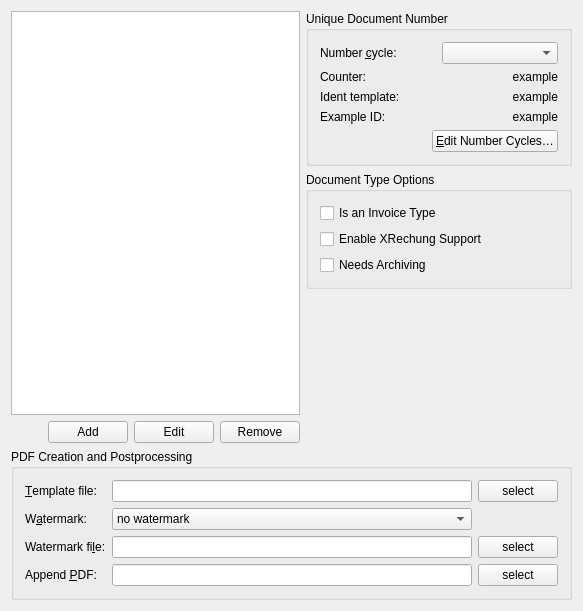
Old version of the form src/doctypeeditbase.ui in the repository dragotin/kraft.
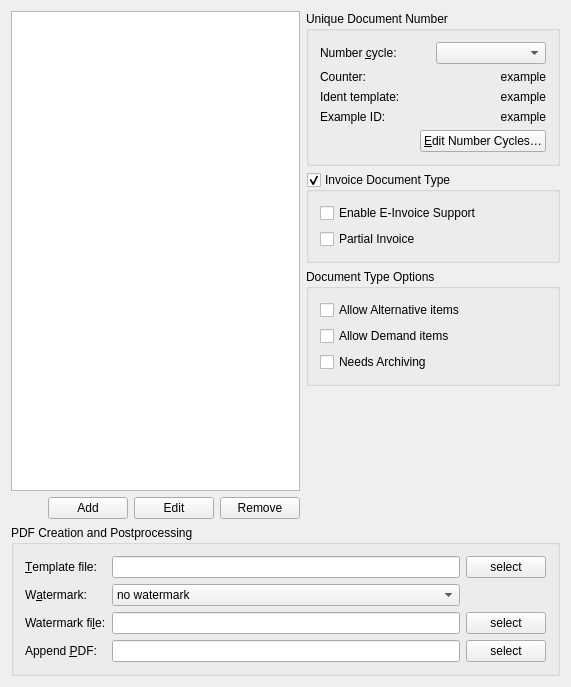
New version of the form.

Commit message: More doc type flags in the edit dialog

Patch:
```diff
--- a/src/doctypeeditbase.ui
+++ b/src/doctypeeditbase.ui
@@ -6,12 +6,12 @@
    <rect>
     <x>0</x>
     <y>0</y>
-    <width>583</width>
-    <height>611</height>
+    <width>571</width>
+    <height>687</height>
    </rect>
   </property>
   <layout class="QGridLayout" name="gridLayout_2">
-   <item row="0" column="0" rowspan="3">
+   <item row="0" column="0" rowspan="4">
     <layout class="QVBoxLayout">
      <property name="leftMargin">
       <number>0</number>
@@ -212,36 +212,29 @@
    <item row="1" column="1">
     <widget class="QGroupBox" name="groupBox2_3">
      <property name="title">
-      <string>Document Type Options</string>
+      <string>Invoice Document Type</string>
+     </property>
+     <property name="checkable">
+      <bool>true</bool>
      </property>
      <layout class="QGridLayout" name="_2">
       <item row="0" column="0">
-       <widget class="QCheckBox" name="mCbIsInvoice">
-        <property name="toolTip">
-         <string>&lt;html&gt;&lt;head/&gt;&lt;body&gt;&lt;p&gt;An invoice document type has special properties, for example e-invoice support.&lt;/p&gt;&lt;p&gt;It can not have on-demand or alternative items, but it has support for partial invoices.&lt;/p&gt;&lt;/body&gt;&lt;/html&gt;</string>
-        </property>
-        <property name="text">
-         <string>Is an Invoice Type</string>
-        </property>
-       </widget>
-      </item>
-      <item row="2" column="0">
-       <widget class="QCheckBox" name="mCbArchiving">
-        <property name="toolTip">
-         <string>&lt;html&gt;&lt;head/&gt;&lt;body&gt;&lt;p&gt;Documents of this type need to be archived when it is final.&lt;/p&gt;&lt;p&gt;(Not yet implemented)&lt;/p&gt;&lt;/body&gt;&lt;/html&gt;</string>
-        </property>
-        <property name="text">
-         <string>Needs Archiving</string>
-        </property>
-       </widget>
-      </item>
-      <item row="1" column="0">
        <widget class="QCheckBox" name="mCbXRechnung">
         <property name="toolTip">
          <string>&lt;html&gt;&lt;head/&gt;&lt;body&gt;&lt;p&gt;Electronic invoices can be generated from this document type.&lt;/p&gt;&lt;/body&gt;&lt;/html&gt;</string>
         </property>
         <property name="text">
-         <string>Enable XRechung Support </string>
+         <string>Enable E-Invoice Support </string>
+        </property>
+       </widget>
+      </item>
+      <item row="1" column="0">
+       <widget class="QCheckBox" name="mCbPartialInvoice">
+        <property name="toolTip">
+         <string>&lt;html&gt;&lt;head/&gt;&lt;body&gt;&lt;p&gt;A document type marked as partial invoice is substracted from the final sum of an invoice that is following on it.&lt;/p&gt;&lt;p&gt;It is used for partial invoices that are substracted in the final invoice created as followup document of this.&lt;/p&gt;&lt;/body&gt;&lt;/html&gt;</string>
+        </property>
+        <property name="text">
+         <string>Partial Invoice</string>
         </property>
        </widget>
       </item>
@@ -249,6 +242,45 @@
     </widget>
    </item>
    <item row="2" column="1">
+    <widget class="QGroupBox" name="groupBox2_4">
+     <property name="title">
+      <string>Document Type Options</string>
+     </property>
+     <layout class="QGridLayout" name="_3">
+      <item row="0" column="0">
+       <widget class="QCheckBox" name="mCbAlternative">
+        <property name="toolTip">
+         <string>&lt;html&gt;&lt;head/&gt;&lt;body&gt;&lt;p&gt;This document type may contain alternative items, which do not have a price in the document. That is typical for quotes.&lt;/p&gt;&lt;p&gt;Invoices can not have alternative items at all, thus the flag is disabled for invoice types.&lt;/p&gt;&lt;/body&gt;&lt;/html&gt;</string>
+        </property>
+        <property name="text">
+         <string>Allow Alternative items</string>
+        </property>
+       </widget>
+      </item>
+      <item row="1" column="0">
+       <widget class="QCheckBox" name="mCbDemand">
+        <property name="toolTip">
+         <string>&lt;html&gt;&lt;head/&gt;&lt;body&gt;&lt;p&gt;This document type may contain &amp;quot;on-demand&amp;quot; items, which do not have a price in the document. That is typical for quotes.&lt;/p&gt;&lt;p&gt;Invoices can not have on-demand items at all, thus the flag is disabled for invoice types.&lt;/p&gt;&lt;/body&gt;&lt;/html&gt;</string>
+        </property>
+        <property name="text">
+         <string>Allow Demand items</string>
+        </property>
+       </widget>
+      </item>
+      <item row="2" column="0">
+       <widget class="QCheckBox" name="mCbArchiving">
+        <property name="toolTip">
+         <string>&lt;html&gt;&lt;head/&gt;&lt;body&gt;&lt;p&gt;Documents of this type need to be archived when it is final.&lt;/p&gt;&lt;p&gt;(Not yet implemented)&lt;/p&gt;&lt;/body&gt;&lt;/html&gt;</string>
+        </property>
+        <property name="text">
+         <string>Needs Archiving</string>
+        </property>
+       </widget>
+      </item>
+     </layout>
+    </widget>
+   </item>
+   <item row="3" column="1">
     <spacer name="spacer3">
      <property name="orientation">
       <enum>Qt::Orientation::Vertical</enum>
@@ -264,7 +296,7 @@
      </property>
     </spacer>
    </item>
-   <item row="3" column="0" colspan="2">
+   <item row="4" column="0" colspan="2">
     <widget class="QGroupBox" name="groupBox2_2">
      <property name="title">
       <string>PDF Creation and Postprocessing</string>
```
Left out of the diff: 2 changed lines with no effect on the pictures. The commit also changes 3 other files.
